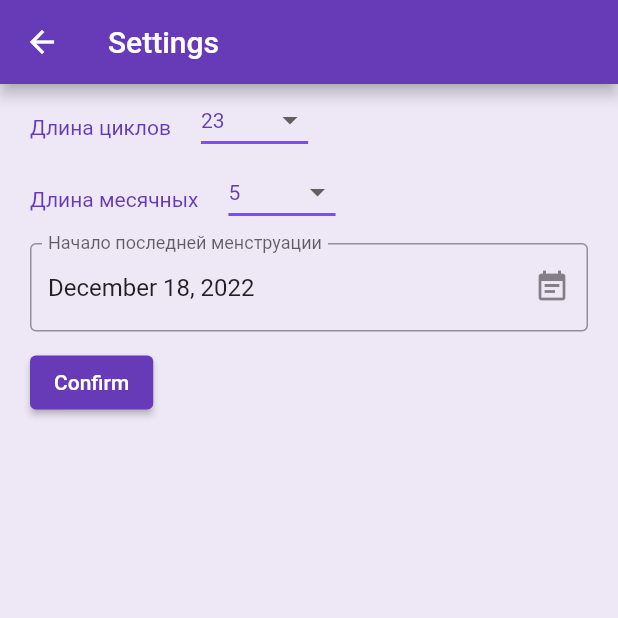
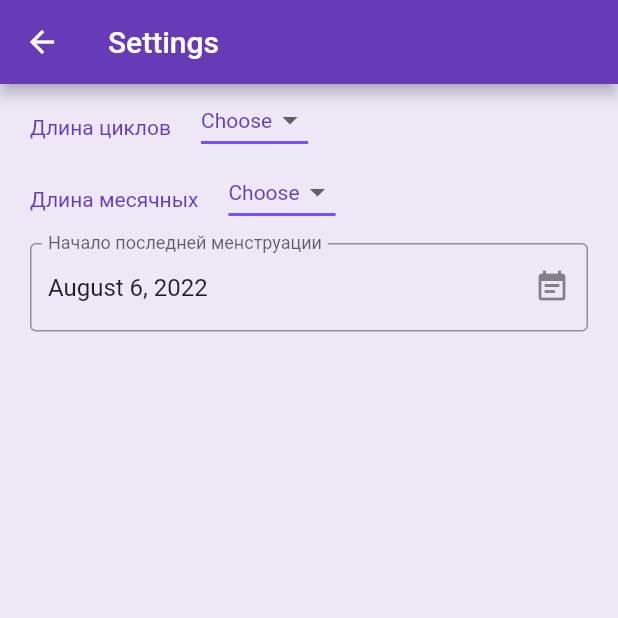
Before and after one commit to IraSoro/period-tracker, a Flutter app: the screen it shows after launch, after a tap on the "settings" icon, on a phone screen of 412 x 824 dp, the top half of it. Run offline on Flutter 3.47's test engine with Material 2 defaults, Android fonts, the phone set to English and light mode, and no system bars; drawn by our look-alikes of date_field.

Commit message:
Added temporary data storage

```diff
--- a/lib/main.dart
+++ b/lib/main.dart
@@ -73,7 +73,18 @@ class SettingsScreen extends StatelessWidget {
   @override
   Widget build(BuildContext context) {
     return Scaffold(
-      appBar: AppBar(title: const Text('Settings')),
+      appBar: AppBar(
+        // automaticallyImplyLeading: false,
+        title: const Text('Settings'),
+        // actions: [
+        //       IconButton(
+        //         icon: const Icon(Icons.check),
+        //         onPressed: () {
+        //           Navigator.pop(context);
+        //         },
+        //       )
+        //     ],
+              ),
       body: const InputWidget(),
     );
   }
--- a/lib/settings.dart
+++ b/lib/settings.dart
@@ -1,5 +1,7 @@
 import 'package:flutter/material.dart';
 import 'package:date_field/date_field.dart';
+
+import 'tempFile.dart';
 
 class InputWidget extends StatefulWidget {
   const InputWidget({Key? key}) : super(key: key);
@@ -28,7 +30,7 @@ class _InputWidgetState extends State<InputWidget> {
                   child: Text('Длина циклов', textDirection: TextDirection.ltr),
                 ),
               ),
-              LongDropdownWidget(dropdownValue: '23'),
+              LongDropdownWidget(dropdownValue: tempLoc.long),
             ],
           ),
           Row(
@@ -42,7 +44,7 @@ class _InputWidgetState extends State<InputWidget> {
                       Text('Длина месячных', textDirection: TextDirection.ltr),
                 ),
               ),
-              ShortDropdownWidget(dropdownValue: '5 '),
+              ShortDropdownWidget(dropdownValue: tempLoc.short),
             ],
           ),
           Row(
@@ -51,23 +53,8 @@ class _InputWidgetState extends State<InputWidget> {
                   child: Padding(
                 padding: EdgeInsets.only(
                     top: 10.0, bottom: 0.0, left: 20.0, right: 20.0),
-                child: DateTimeWidget(selectedDate: DateTime(2022, 12, 18)),
+                child: DateTimeWidget(selectedDate: tempLoc.date),
               ))
-            ],
-          ),
-          Row(
-            children: [
-              Padding(
-                padding: const EdgeInsets.only(
-                    top: 10, bottom: 0, left: 20, right: 20),
-                child: ElevatedButton(
-                  onPressed: () {
-                    print("pressed ");
-                    Navigator.pop(context);
-                  },
-                  child: const Text('Confirm'),
-                ),
-              ),
             ],
           ),
         ],
@@ -104,6 +91,7 @@ class _LongDropdownWidgetState extends State<LongDropdownWidget> {
       onChanged: (String? newValue) {
         setState(() {
           dropdownValue = newValue!;
+          tempLoc.long = dropdownValue;
         });
       },
       items: <String>[
@@ -176,6 +164,7 @@ class _ShortDropdownWidgetState extends State<ShortDropdownWidget> {
       onChanged: (String? newValue) {
         setState(() {
           dropdownValue = newValue!;
+          tempLoc.short = dropdownValue;
         });
       },
       items: <String>[
@@ -225,10 +214,10 @@ class _DateTimeWidgetState extends State<DateTimeWidget> {
       ),
       mode: DateTimeFieldPickerMode.date,
       autovalidateMode: AutovalidateMode.always,
-      onDateSelected: (DateTime value) {
+      onDateSelected: (DateTime newDate) {
         setState(() {
-          selectedDate = value;
-          print("value  =  " + value.toString());
+          selectedDate = newDate;
+          tempLoc.date = selectedDate;
         });
       },
     );
--- a/lib/tabHome.dart
+++ b/lib/tabHome.dart
@@ -1,4 +1,7 @@
 import 'package:flutter/material.dart';
+import 'package:flutter_application/tempFile.dart';
+
+import 'tempFile.dart';
 
 class TabHomeWidget extends StatefulWidget {
   const TabHomeWidget({Key? key}) : super(key: key);
@@ -18,8 +21,10 @@ class _TabHomeWidgetState extends State<TabHomeWidget> {
         mainAxisAlignment: MainAxisAlignment.start,
         children: <Widget>[
           Row(
-            children: const [
-              Text('Home'),
+            children: [
+              Expanded(
+              child: Text(tempLoc.getTotalInf()),
+              )
             ],
           ),
         ],
--- /dev/null
+++ b/lib/tempFile.dart
@@ -0,0 +1,16 @@
+import 'package:flutter/material.dart';
+
+import 'tempFile.dart';
+
+class TempValue{
+  String long = 'Choose';
+  String short = 'Choose';
+  DateTime? date = DateTime.now();
+
+  String getTotalInf(){
+    return "Длина циклов "+long+" дней\nДлина месячных "+short+" дней\nНачало последней менструации "+date.toString();
+  }
+
+}
+
+TempValue tempLoc = new TempValue();
```
